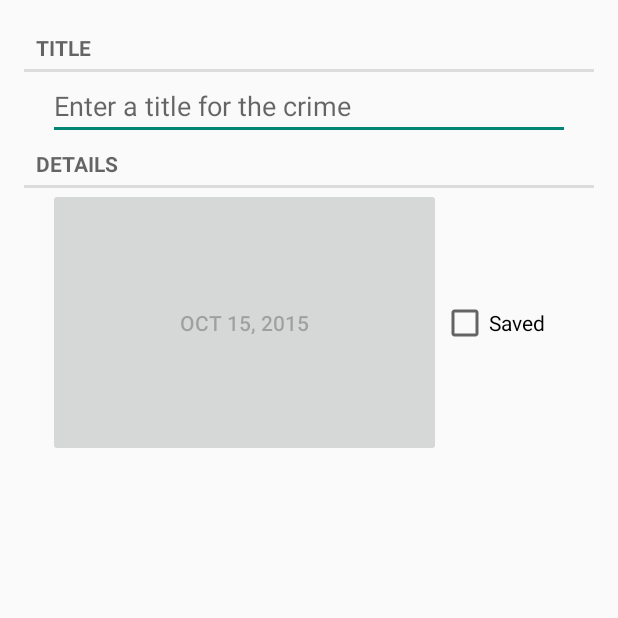
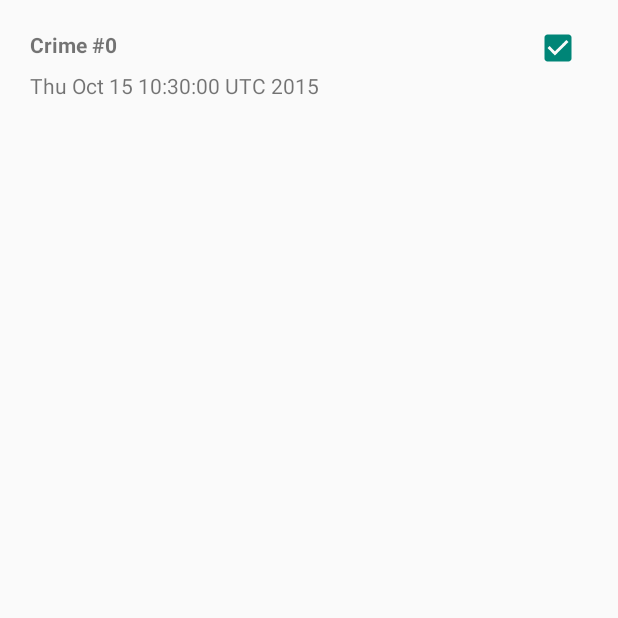
Before and after one commit to syee/CriminalIntent3, an Android app: the screen it shows after launch (CrimeActivity before the commit, CrimeListActivity after it), on a phone screen of 412 x 824 dp, the top half of it. Run offline under Robolectric (Android 15) with nearby library versions, the phone set to English and light mode, and no system bars.

Commit message:
Chapter 9 plus most of Chapter 10

```diff
--- a/CriminalIntent/app/build.gradle
+++ b/CriminalIntent/app/build.gradle
@@ -20,7 +20,8 @@ android {
 }
 
 dependencies {
-    compile fileTree(dir: 'libs', include: ['*.jar'])
+    compile fileTree(include: ['*.jar'], dir: 'libs')
     compile 'com.android.support:appcompat-v7:23.0.1'
     compile 'com.android.support:support-v4:23.0.1'
+    compile 'com.android.support:recyclerview-v7:23.0.1'
 }
--- a/CriminalIntent/app/src/main/java/com/delaney/criminalintent/CrimeActivity.java
+++ b/CriminalIntent/app/src/main/java/com/delaney/criminalintent/CrimeActivity.java
@@ -1,26 +1,39 @@
 package com.delaney.criminalintent;
 
-import android.app.Fragment;
-import android.app.FragmentManager;
+import android.content.Context;
+import android.content.Intent;
+import android.support.v4.app.Fragment;
 import android.support.v4.app.FragmentActivity;
-import android.support.v7.app.AppCompatActivity;
 import android.os.Bundle;
-import android.view.Menu;
-import android.view.MenuItem;
 
-public class CrimeActivity extends FragmentActivity {
+import java.util.UUID;
+
+public class CrimeActivity extends SingleFragmentActivity {
+
+    private static final String EXTRA_CRIME_ID = "com.delaney.criminalintent.crime_id";
+
+    public static Intent newIntent(Context packageContext, UUID crimeId){
+        Intent intent = new Intent(packageContext, CrimeActivity.class);
+        intent.putExtra(EXTRA_CRIME_ID, crimeId);
+        return intent;
+    }
+
+//    @Override
+//    protected void onCreate(Bundle savedInstanceState) {
+//        super.onCreate(savedInstanceState);
+//        setContentView(R.layout.activity_fragment);
+//
+//        android.support.v4.app.FragmentManager fm = getSupportFragmentManager();
+//        android.support.v4.app.Fragment fragment = fm.findFragmentById(R.id.fragment_container);
+//        if (fragment == null) {
+//            fragment = new CrimeFragment();
+//            fm.beginTransaction().add(R.id.fragment_container, fragment).commit();
+//        }
+//    }
 
     @Override
-    protected void onCreate(Bundle savedInstanceState) {
-        super.onCreate(savedInstanceState);
-        setContentView(R.layout.activity_crime);
-
-        android.support.v4.app.FragmentManager fm = getSupportFragmentManager();
-        android.support.v4.app.Fragment fragment = fm.findFragmentById(R.id.fragment_container);
-        if (fragment == null) {
-            fragment = new CrimeFragment();
-            fm.beginTransaction().add(R.id.fragment_container, fragment).commit();
-        }
+    protected Fragment createFragment(){
+        return new CrimeFragment();
     }
 
 }
--- a/CriminalIntent/app/src/main/java/com/delaney/criminalintent/CrimeFragment.java
+++ b/CriminalIntent/app/src/main/java/com/delaney/criminalintent/CrimeFragment.java
@@ -14,30 +14,44 @@ import android.widget.CompoundButton;
 import android.widget.EditText;
 import java.text.DateFormat;
 import java.util.Date;
+import java.util.UUID;
 
 /**
  * Created by Reid on 10/6/2015.
  */
 public class CrimeFragment extends Fragment {
+    private static final String ARG_CRIME_ID = "crime_id";
 
     private Crime mCrime;
     private EditText mTitleField;
     private Button mDateButton;
     private CheckBox mSolvedCheckBox;
 
+    public static CrimeFragment newInstance(UUID crimeId){
+        Bundle args = new Bundle();
+        args.putSerializable(ARG_CRIME_ID, crimeId);
+
+        CrimeFragment fragment = new CrimeFragment();
+        fragment.setArguments(args);
+        return fragment;
+    }
+
     @Override
     public void onCreate(Bundle savedInstanceState){
         super.onCreate(savedInstanceState);
-        mCrime = new Crime();
+        UUID crimeId = (UUID) getActivity().getIntent().getSerializableExtra(CrimeActivity.EXTRA_CRIME_ID);
+        mCrime = CrimeLab.get(getActivity()).getCrime(crimeId);
     }
 
     @Override
     public View onCreateView(LayoutInflater inflater, ViewGroup container, Bundle savedInstanceState) {
         View v = inflater.inflate(R.layout.fragment_crime, container,false);
         mTitleField = (EditText)v.findViewById(R.id.crime_title);
+        mTitleField.setText(mCrime.getTitle());
         mTitleField.addTextChangedListener(new TextWatcher() {
             @Override
-            public void beforeTextChanged(CharSequence charSequence, int i, int i1, int i2) {}
+            public void beforeTextChanged(CharSequence charSequence, int i, int i1, int i2) {
+            }
 
             @Override
             public void onTextChanged(CharSequence charSequence, int i, int i1, int i2) {
@@ -45,7 +59,8 @@ public class CrimeFragment extends Fragment {
             }
 
             @Override
-            public void afterTextChanged(Editable editable) {}
+            public void afterTextChanged(Editable editable) {
+            }
         });
 
         mDateButton = (Button)v.findViewById(R.id.crime_date);
@@ -53,6 +68,7 @@ public class CrimeFragment extends Fragment {
         mDateButton.setEnabled(false);
 
         mSolvedCheckBox = (CheckBox)v.findViewById(R.id.crime_solved);
+        mSolvedCheckBox.setChecked(mCrime.isSolved());
         mSolvedCheckBox.setOnCheckedChangeListener(new CompoundButton.OnCheckedChangeListener(){
             @Override
             public void onCheckedChanged(CompoundButton buttonView, boolean isChecked){
--- /dev/null
+++ b/CriminalIntent/app/src/main/java/com/delaney/criminalintent/CrimeLab.java
@@ -0,0 +1,46 @@
+package com.delaney.criminalintent;
+
+import android.content.Context;
+
+import java.util.ArrayList;
+import java.util.List;
+import java.util.UUID;
+
+/**
+ * Created by stevenyee on 10/14/15.
+ */
+public class CrimeLab {
+    private static CrimeLab sCrimeLab;
+
+    private List<Crime> mCrimes;
+
+    public static CrimeLab get(Context context){
+        if (sCrimeLab == null){
+            sCrimeLab = new CrimeLab(context);
+        }
+        return sCrimeLab;
+    }
+
+    private CrimeLab(Context context){
+        mCrimes = new ArrayList<>();
+        for (int i = 0; i < 100; i++){
+            Crime crime = new Crime();
+            crime.setTitle("Crime #" + i);
+            crime.setSolved(i%2 == 0); //every other one
+            mCrimes.add(crime);
+        }
+    }
+
+    public List<Crime> getCrimes(){
+        return mCrimes;
+    }
+
+    public Crime getCrime(UUID id){
+        for (Crime crime : mCrimes){
+            if (crime.getId().equals(id)){
+                return crime;
+            }
+        }
+        return null;
+    }
+}
--- /dev/null
+++ b/CriminalIntent/app/src/main/java/com/delaney/criminalintent/CrimeListActivity.java
@@ -0,0 +1,13 @@
+package com.delaney.criminalintent;
+
+import android.support.v4.app.Fragment;
+
+/**
+ * Created by stevenyee on 10/14/15.
+ */
+public class CrimeListActivity extends SingleFragmentActivity {
+    @Override
+    protected Fragment createFragment(){
+        return new CrimeListFragment();
+    }
+}
--- /dev/null
+++ b/CriminalIntent/app/src/main/java/com/delaney/criminalintent/CrimeListFragment.java
@@ -0,0 +1,105 @@
+package com.delaney.criminalintent;
+
+import android.content.Intent;
+import android.os.Bundle;
+import android.support.v4.app.Fragment;
+import android.support.v7.widget.LinearLayoutManager;
+import android.support.v7.widget.RecyclerView;
+import android.view.LayoutInflater;
+import android.view.View;
+import android.view.ViewGroup;
+import android.widget.CheckBox;
+import android.widget.TextView;
+import android.widget.Toast;
+
+import java.util.List;
+
+/**
+ * Created by stevenyee on 10/14/15.
+ */
+public class CrimeListFragment extends Fragment {
+    private RecyclerView mCrimeRecyclerView;
+    private CrimeAdapter mAdapter;
+
+    @Override
+    public View onCreateView(LayoutInflater inflater, ViewGroup container, Bundle savedInstanceState){
+        View view = inflater.inflate(R.layout.fragment_crime_list, container, false);
+
+        mCrimeRecyclerView = (RecyclerView) view.findViewById(R.id.crime_recycler_view);
+        mCrimeRecyclerView.setLayoutManager(new LinearLayoutManager(getActivity()));
+
+        updateUI();
+
+        return view;
+    }
+
+    private void updateUI(){
+        CrimeLab crimeLab = CrimeLab.get(getActivity());
+        List<Crime> crimes = crimeLab.getCrimes();
+
+        mAdapter = new CrimeAdapter(crimes);
+        mCrimeRecyclerView.setAdapter(mAdapter);
+    }
+
+    private class CrimeHolder extends RecyclerView.ViewHolder implements View.OnClickListener{
+
+        private Crime mCrime;
+        private TextView mTitleTextView;
+        private TextView mDateTextView;
+        private CheckBox mSolvedCheckBox;
+
+        public CrimeHolder(View itemView){
+            super(itemView);
+            itemView.setOnClickListener(this);
+
+            mTitleTextView = (TextView) itemView.findViewById(R.id.list_item_crime_title_text_view);
+            mDateTextView = (TextView) itemView.findViewById(R.id.list_item_crime_date_text_view);
+            mSolvedCheckBox = (CheckBox) itemView.findViewById(R.id.list_item_crime_solved_check_box);
+
+        }
+
+        @Override
+        public void onClick(View v){
+//            Toast.makeText(getActivity(), mCrime.getTitle() + " clicked!", Toast.LENGTH_SHORT).show();
+
+            Intent intent = CrimeActivity.newIntent(getActivity(), mCrime.getId());
+            startActivity(intent);
+        }
+
+        public void bindCrime(Crime crime){
+            mCrime = crime;
+            mTitleTextView.setText(mCrime.getTitle());
+            mDateTextView.setText(mCrime.getDate().toString());
+            mSolvedCheckBox.setChecked(mCrime.isSolved());
+        }
+
+    }
+
+    private class CrimeAdapter extends RecyclerView.Adapter<CrimeHolder>{
+
+        private List<Crime> mCrimes;
+
+        public CrimeAdapter(List<Crime> crimes){
+            mCrimes = crimes;
+        }
+
+        @Override
+        public CrimeHolder onCreateViewHolder(ViewGroup parent, int viewType){
+            LayoutInflater layoutInflater = LayoutInflater.from(getActivity());
+            View view = layoutInflater.inflate(R.layout.list_item_crime, parent, false);
+            return new CrimeHolder(view);
+        }
+
+        @Override
+        public void onBindViewHolder(CrimeHolder holder, int position){
+            Crime crime = mCrimes.get(position);
+            holder.bindCrime(crime);
+
+        }
+
+        @Override
+        public int getItemCount(){
+            return mCrimes.size();
+        }
+    }
+}
--- /dev/null
+++ b/CriminalIntent/app/src/main/java/com/delaney/criminalintent/SingleFragmentActivity.java
@@ -0,0 +1,28 @@
+package com.delaney.criminalintent;
+
+import android.os.Bundle;
+import android.support.v4.app.Fragment;
+import android.support.v4.app.FragmentActivity;
+import android.support.v4.app.FragmentManager;
+
+/**
+ * Created by stevenyee on 10/14/15.
+ */
+public abstract class SingleFragmentActivity extends FragmentActivity{
+
+    protected abstract Fragment createFragment();
+
+    @Override
+    public void onCreate(Bundle savedInstanceState){
+        super.onCreate(savedInstanceState);
+        setContentView(R.layout.activity_fragment);
+
+        FragmentManager fm = getSupportFragmentManager();
+        Fragment fragment = fm.findFragmentById(R.id.fragment_container);
+
+        if (fragment == null){
+            fragment = createFragment();
+            fm.beginTransaction().add(R.id.fragment_container, fragment).commit();
+        }
+    }
+}
--- a/CriminalIntent/app/src/main/res/layout/activity_crime.xml
+++ b/CriminalIntent/app/src/main/res/layout/activity_fragment.xml
@@ -1,3 +1,4 @@
+<?xml version="1.0" encoding="utf-8"?>
 <FrameLayout
     xmlns:android="http://schemas.android.com/apk/res/android"
     xmlns:tools="http://schemas.android.com/tools"
--- /dev/null
+++ b/CriminalIntent/app/src/main/res/layout/fragment_crime_list.xml
@@ -0,0 +1,8 @@
+<?xml version="1.0" encoding="utf-8"?>
+<android.support.v7.widget.RecyclerView
+    xmlns:android="http://schemas.android.com/apk/res/android"
+    android:id="@+id/crime_recycler_view"
+    android:layout_width="match_parent"
+    android:layout_height="match_parent">
+
+</android.support.v7.widget.RecyclerView>
--- /dev/null
+++ b/CriminalIntent/app/src/main/res/layout/list_item_crime.xml
@@ -0,0 +1,32 @@
+<?xml version="1.0" encoding="utf-8"?>
+<RelativeLayout xmlns:android="http://schemas.android.com/apk/res/android"
+    xmlns:tools="http://schemas.android.com/tools"
+    android:layout_width="match_parent"
+    android:layout_height="match_parent">
+
+    <CheckBox
+        android:id="@+id/list_item_crime_solved_check_box"
+        android:layout_width="wrap_content"
+        android:layout_height="wrap_content"
+        android:layout_alignParentRight="true"
+        android:padding="4dp"/>
+
+    <TextView
+        android:id="@+id/list_item_crime_title_text_view"
+        android:layout_width="match_parent"
+        android:layout_height="wrap_content"
+        android:layout_toLeftOf="@id/list_item_crime_solved_check_box"
+        android:textStyle="bold"
+        android:padding="4dp"
+        tools:text="Crime Title"/>
+
+    <TextView
+        android:id="@+id/list_item_crime_date_text_view"
+        android:layout_width="match_parent"
+        android:layout_height="wrap_content"
+        android:layout_toLeftOf="@id/list_item_crime_solved_check_box"
+        android:layout_below="@id/list_item_crime_title_text_view"
+        android:padding="4dp"
+        tools:text="Crime Date"/>
+
+</RelativeLayout>
--- a/CriminalIntent/app/src/main/res/values/strings.xml
+++ b/CriminalIntent/app/src/main/res/values/strings.xml
@@ -5,6 +5,6 @@
     <string name="crime_title_hint">Enter a title for the crime</string>
     <string name="crime_title_label">Title</string>
     <string name="crime_details_label">Details</string>
-    <string name="crime_solved_label">Saved</string>
+    <string name="crime_solved_label">Solved</string>
 
 </resources>
```
Also changed, not shown: CriminalIntent/app/src/main/AndroidManifest.xml (+6 -5 lines), 1 other file.
